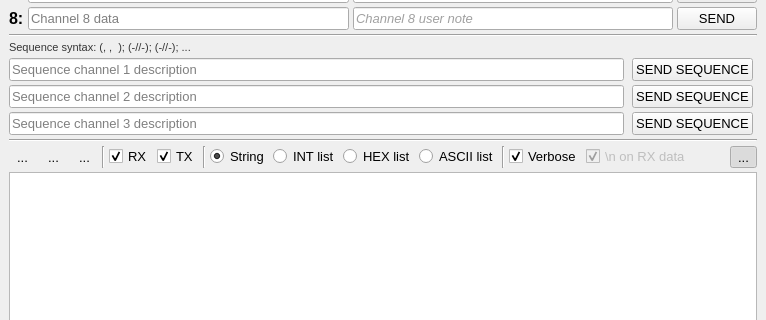
Above: src/gui/ui/gui.ui from damogranlabs/serial-tool before the change; both pictures show x 0 to 766 and y 257 to 577 of the 766 by 737 pixel window. Below: the same form after it.
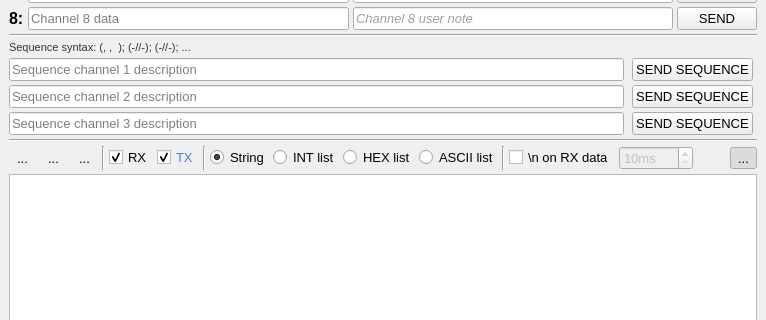
That is the form after the change. Icons and pictures are not drawn.

Commit message: Removed verbose data display mode, implemented \n on RX and timeout

What changed in the file:
```diff
--- a/src/gui/ui/gui.ui
+++ b/src/gui/ui/gui.ui
@@ -1528,6 +1528,43 @@
       </item>
       <item>
        <widget class="QCheckBox" name="CB_txToLog">
+        <property name="palette">
+         <palette>
+          <active>
+           <colorrole role="WindowText">
+            <brush brushstyle="SolidPattern">
+             <color alpha="255">
+              <red>79</red>
+              <green>127</green>
+              <blue>215</blue>
+             </color>
+            </brush>
+           </colorrole>
+          </active>
+          <inactive>
+           <colorrole role="WindowText">
+            <brush brushstyle="SolidPattern">
+             <color alpha="255">
+              <red>79</red>
+              <green>127</green>
+              <blue>215</blue>
+             </color>
+            </brush>
+           </colorrole>
+          </inactive>
+          <disabled>
+           <colorrole role="WindowText">
+            <brush brushstyle="SolidPattern">
+             <color alpha="255">
+              <red>120</red>
+              <green>120</green>
+              <blue>120</blue>
+             </color>
+            </brush>
+           </colorrole>
+          </disabled>
+         </palette>
+        </property>
         <property name="toolTip">
          <string>&lt;html&gt;&lt;head/&gt;&lt;body&gt;&lt;p&gt;Show transmitted data&lt;/p&gt;&lt;/body&gt;&lt;/html&gt;</string>
         </property>
@@ -1608,23 +1645,10 @@
         </property>
        </widget>
       </item>
-      <item>
-       <widget class="QCheckBox" name="CB_verboseOutput">
-        <property name="toolTip">
-         <string>&lt;html&gt;&lt;head/&gt;&lt;body&gt;&lt;p&gt;Enable verbose output log messages&lt;/p&gt;&lt;/body&gt;&lt;/html&gt;</string>
-        </property>
-        <property name="text">
-         <string>Verbose</string>
-        </property>
-        <property name="checked">
-         <bool>true</bool>
-        </property>
-       </widget>
-      </item>
       <item>
        <widget class="QCheckBox" name="CB_rxNewLine">
         <property name="enabled">
-         <bool>false</bool>
+         <bool>true</bool>
         </property>
         <property name="toolTip">
          <string>&lt;html&gt;&lt;head/&gt;&lt;body&gt;&lt;p&gt;If checked, each received data is placed new line. Only applicable if verbose is set to False.&lt;/p&gt;&lt;/body&gt;&lt;/html&gt;</string>
@@ -1633,7 +1657,32 @@
          <string>\n on RX data</string>
         </property>
         <property name="checked">
-         <bool>true</bool>
+         <bool>false</bool>
+        </property>
+       </widget>
+      </item>
+      <item>
+       <widget class="QSpinBox" name="SB_rxTimeoutMs">
+        <property name="enabled">
+         <bool>false</bool>
+        </property>
+        <property name="toolTip">
+         <string>&lt;html&gt;&lt;head/&gt;&lt;body&gt;&lt;p&gt;Interval after '\n' is inserted once new data is received. &lt;/p&gt;&lt;/body&gt;&lt;/html&gt;</string>
+        </property>
+        <property name="suffix">
+         <string>ms</string>
+        </property>
+        <property name="prefix">
+         <string/>
+        </property>
+        <property name="minimum">
+         <number>10</number>
+        </property>
+        <property name="maximum">
+         <number>9990</number>
+        </property>
+        <property name="singleStep">
+         <number>10</number>
         </property>
        </widget>
       </item>
```
Left out of the diff: 3 changed lines with no effect on the pictures. The commit also changes 6 other files.
